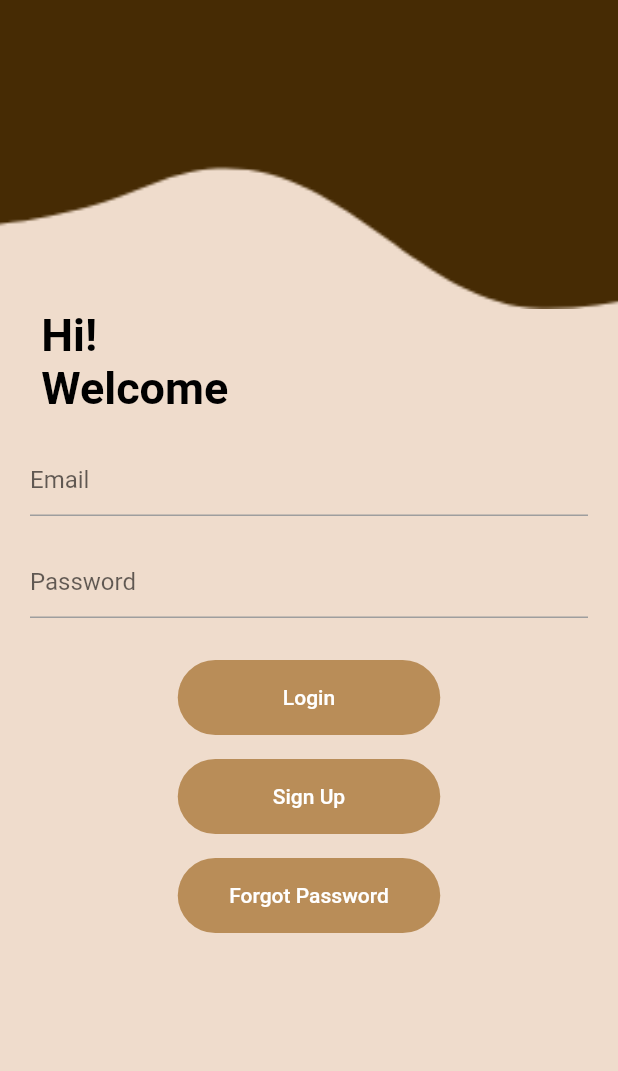
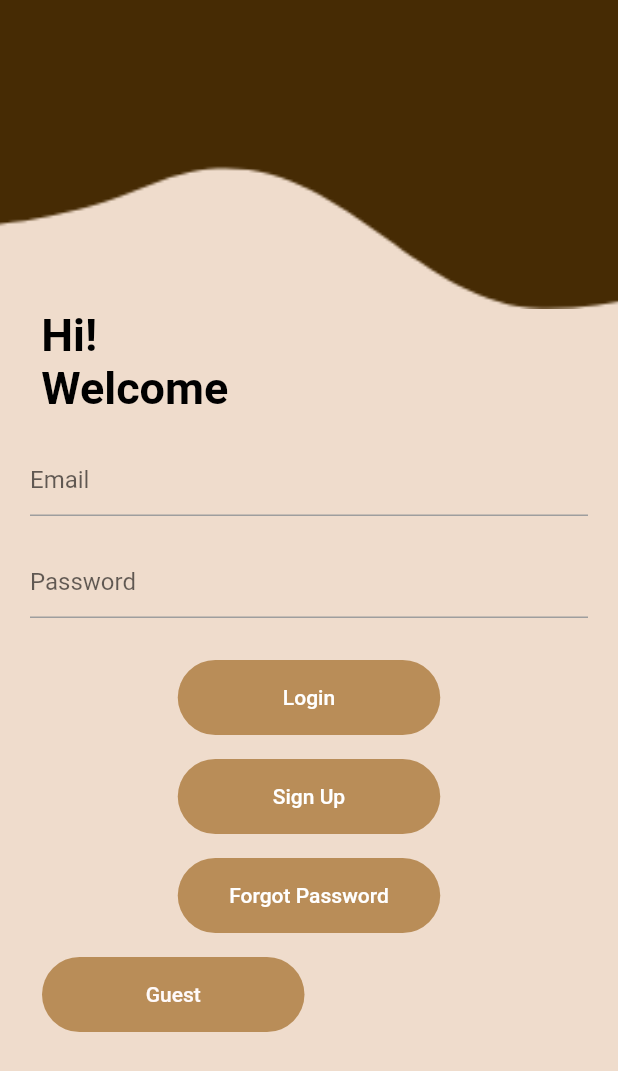
Before and after one commit to 404ibra/CoffeeShop, a Flutter app: the screen it shows after launch, on a phone screen of 412 x 824 dp. Shown: the top 1071 px of the screen. Run offline on Flutter 3.47's test engine with Material 2 defaults, Android fonts, the phone set to English and light mode, and no system bars; our stand-ins replace firebase_auth, firebase_core; accounts and stored records are empty.

Commit message:
Coffee Shop Application
Coffe shop application added anonymous login...

```diff
--- a/loginpage/page/lib/pages/auth/login_page.dart
+++ b/loginpage/page/lib/pages/auth/login_page.dart
@@ -2,8 +2,10 @@ import 'package:firebase_auth/firebase_auth.dart';
 import 'package:flutter/material.dart';
 import 'package:flutter/src/widgets/container.dart';
 import 'package:flutter/src/widgets/framework.dart';
+import 'package:page/service/auth_service.dart';
 import 'package:page/utils/customColors.dart';
 import 'package:page/utils/customTextStyle.dart';
+import 'package:page/widgets/custom_text_button.dart';
 
 class LoginPage extends StatefulWidget {
   const LoginPage({super.key});
@@ -16,6 +18,7 @@ class _LoginPageState extends State<LoginPage> {
   late String email, password;
   final formkey = GlobalKey<FormState>();
   final firebaseAuth = FirebaseAuth.instance;
+  final authService = AuthService();
 
   @override
   Widget build(BuildContext context) {
@@ -53,6 +56,17 @@ class _LoginPageState extends State<LoginPage> {
                     loginButton(),
                     signUpButton(),
                     forgotButton(),
+                    CustomTextButton(
+                        onPressed: () {
+                          final result =  authService.signInAnonymous();
+                          if (result != null) {
+                            Navigator.pushReplacementNamed(context, "/homePage");
+                          }else{
+                            print("Have some problems..");
+                          }
+                        },
+                        buttonText: "Guest",
+                        textColor: CustomColors.buttonText)
                   ],
                 ),
               ),
@@ -79,7 +93,7 @@ class _LoginPageState extends State<LoginPage> {
       validator: (value) {
         if (value!.isEmpty) {
           return "Check your password.";
-        }else{}
+        } else {}
       },
       onSaved: (value) {
         password = value!;
@@ -97,7 +111,7 @@ class _LoginPageState extends State<LoginPage> {
         } else {}
       },
       onSaved: (value) {
-       email = value!;
+        email = value!;
       },
       decoration: customInputDecoration("Email"),
     );
@@ -133,18 +147,19 @@ class _LoginPageState extends State<LoginPage> {
       ),
     );
   }
-void login() async {
+
+  void login() async {
     if (formkey.currentState!.validate()) {
       formkey.currentState!.save();
       try {
         var userResult = await firebaseAuth.signInWithEmailAndPassword(
             email: email, password: password);
-            print(userResult.user!.email);
-            Navigator.pushReplacementNamed(context, "/homePage");
+        print(userResult.user!.email);
+        Navigator.pushReplacementNamed(context, "/homePage");
       } catch (e) {
         print(e.toString());
       }
-    }else{}
+    } else {}
   }
 
   Center signUpButton() {
@@ -204,9 +219,3 @@ void login() async {
     );
   }
 }
-
-
-
-
-
-//register button onpresseed
--- a/loginpage/page/lib/pages/home_page.dart
+++ b/loginpage/page/lib/pages/home_page.dart
@@ -1,5 +1,6 @@
 import 'package:flutter/material.dart';
 import 'package:page/utils/customColors.dart';
+import 'package:page/widgets/custom_text_button.dart';
 
 class HomePage extends StatefulWidget {
   const HomePage({super.key});
@@ -22,6 +23,9 @@ class _HomePageState extends State<HomePage> {
                   fontWeight: FontWeight.bold,
                   fontSize: 30),
             ),
+            CustomTextButton(onPressed: (){
+              Navigator.pushReplacementNamed(context, "/loginPage");
+            }, buttonText: "Back", textColor: CustomColors.buttonText)
           ],
         ),
       ),
--- a/loginpage/page/lib/utils/customColors.dart
+++ b/loginpage/page/lib/utils/customColors.dart
@@ -5,4 +5,5 @@ class CustomColors {
   static const customButtonColor = Color(0xfffb98d58);
   static const backgroundColor = Color(0XfffEFDCCC);
   static const textHeadColor = Color(0xfff252525);
+  static const buttonText = Color(0xfffFFFAFA);
 }
--- /dev/null
+++ b/loginpage/page/lib/widgets/custom_text_button.dart
@@ -0,0 +1,35 @@
+// ignore_for_file: public_member_api_docs, sort_constructors_first
+import 'package:flutter/material.dart';
+
+class CustomTextButton extends StatelessWidget {
+  const CustomTextButton({
+    Key? key,
+    required this.onPressed,
+    required this.buttonText,
+    required this.textColor,
+  }) : super(key: key);
+  final VoidCallback onPressed;
+  final String buttonText;
+  final Color textColor;
+
+
+  @override
+  Widget build(BuildContext context) {
+    return TextButton(
+        onPressed: onPressed,
+        child: Container(
+          height: 50,
+          width: 175,
+          decoration: BoxDecoration(
+              borderRadius: BorderRadius.circular(50),
+              color: Color(0xfffb98d58)),
+          child: Center(
+            child: Text(
+              buttonText,
+              style: TextStyle(color: textColor),
+            ),
+          ),
+        ),
+      );
+  }
+}
```
Also changed, not shown: loginpage/page/lib/service/auth_service.dart (added, +20 -0 lines).
